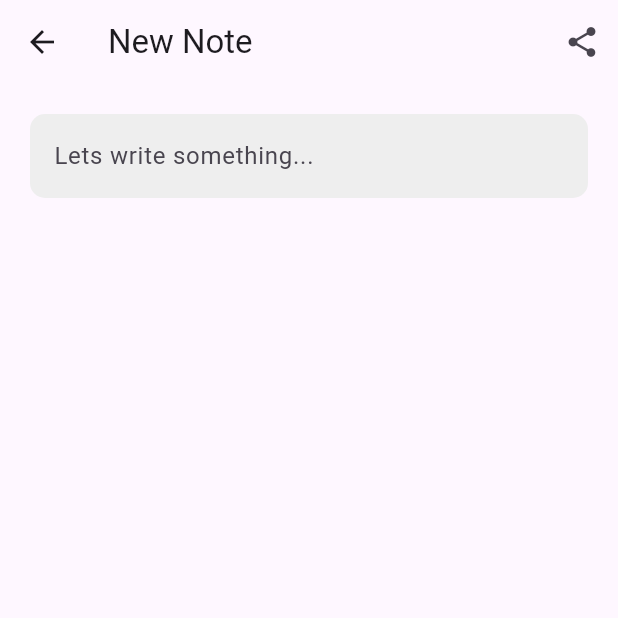
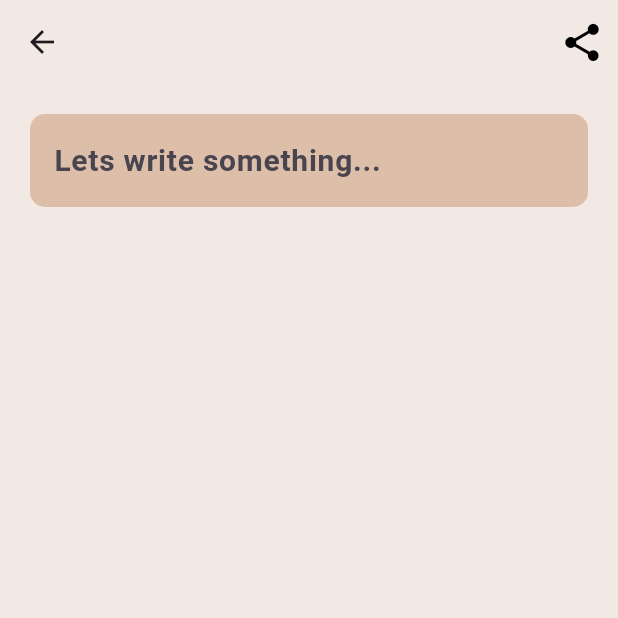
Before and after one commit to Devsonar19/My-Notes, a Flutter app: the CreateUpdateNoteView screen opened by its route, on a phone screen of 412 x 824 dp, the top half of it. Run offline on Flutter 3.47's test engine with Material 3 defaults, Android fonts, the phone set to English and light mode, and no system bars; our stand-ins replace bloc, cloud_firestore, equatable, firebase_auth, firebase_core, flutter_bloc and 3 more; accounts and stored records are empty.

Commit message:
improved writing notes ui, better visuals, matched theme

```diff
--- a/test_application/lib/views/notes/create_update_note_view.dart
+++ b/test_application/lib/views/notes/create_update_note_view.dart
@@ -1,4 +1,5 @@
 import 'package:flutter/material.dart';
+import 'package:hexcolor/hexcolor.dart';
 import 'package:share_plus/share_plus.dart';
 
 import '../../services/auth/auth_service.dart';
@@ -101,8 +102,9 @@ class _CreateUpdateNoteViewState extends State<CreateUpdateNoteView> {
   @override
   Widget build(BuildContext context) {
     return Scaffold(
+      backgroundColor: HexColor('f2e9e4'),
       appBar: AppBar(
-        title: const Text('New Note'),
+        backgroundColor: HexColor('f2e9e4'),
         actions: [
           IconButton(onPressed: ()async{
             final text= _textController.text;
@@ -111,7 +113,11 @@ class _CreateUpdateNoteViewState extends State<CreateUpdateNoteView> {
             }else{
               await Share.share(text);
             }
-          }, icon: Icon(Icons.share)
+          }, icon: Icon(
+            Icons.share_rounded,
+            color: Colors.black,
+            size: 30,
+          )
           ),
         ],
       ),
@@ -127,9 +133,14 @@ class _CreateUpdateNoteViewState extends State<CreateUpdateNoteView> {
                     controller: _textController,
                     keyboardType: TextInputType.multiline,
                     maxLines: null,
+                    style: TextStyle(
+                      fontSize: 20,
+                      fontWeight: FontWeight.bold,
+                      color: Colors.black,
+                    ),
                     decoration: InputDecoration(
                       hintText: 'Lets write something...',
-                      fillColor: Colors.grey.shade200,
+                      fillColor: HexColor('ddbea9'),
                       filled: true,
                       border: OutlineInputBorder(
                         borderRadius: BorderRadius.circular(10),
```
